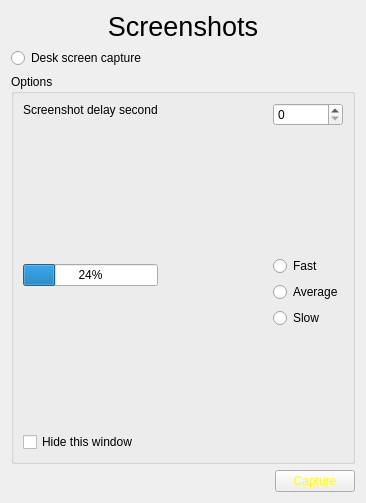
First picture: the form in sources/Forms/formscreenshots.ui, repository jose94752/ClipEdit, before the edit.
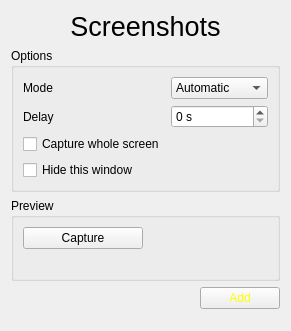
Second picture: the form after the edit.

Commit message: Overhaul for screenshots to make them functional, the mode combobox is still a work in progress

The edit to the form file:
```diff
--- a/sources/Forms/formscreenshots.ui
+++ b/sources/Forms/formscreenshots.ui
@@ -6,8 +6,8 @@
    <rect>
     <x>0</x>
     <y>0</y>
-    <width>366</width>
-    <height>503</height>
+    <width>291</width>
+    <height>331</height>
    </rect>
   </property>
   <property name="windowTitle">
@@ -16,9 +16,7 @@
   <property name="styleSheet">
    <string notr="true"/>
   </property>
-  <layout class="QVBoxLayout" name="verticalLayout_5">
-   <item>
-    <layout class="QVBoxLayout" name="verticalLayout_3">
+  <layout class="QVBoxLayout" name="verticalLayout_2">
      <item>
       <widget class="QLabel" name="labelScreenshots">
        <property name="sizePolicy">
@@ -40,158 +38,97 @@
       </widget>
      </item>
      <item>
-      <layout class="QHBoxLayout" name="horizontalLayout_2">
-       <item>
-        <widget class="QRadioButton" name="radioButtonDeskcapture">
-         <property name="text">
-          <string>Desk screen capture</string>
-         </property>
-        </widget>
-       </item>
-       <item>
-        <spacer name="horizontalSpacer_2">
-         <property name="orientation">
-          <enum>Qt::Horizontal</enum>
-         </property>
-         <property name="sizeHint" stdset="0">
-          <size>
-           <width>58</width>
-           <height>20</height>
-          </size>
-         </property>
-        </spacer>
-       </item>
-      </layout>
-     </item>
-    </layout>
-   </item>
-   <item>
     <widget class="QGroupBox" name="groupBox">
      <property name="title">
       <string>Options</string>
      </property>
-     <layout class="QVBoxLayout" name="verticalLayout_4">
-      <item>
-       <layout class="QHBoxLayout" name="horizontalLayout">
-        <item>
          <layout class="QVBoxLayout" name="verticalLayout">
           <item>
+       <layout class="QFormLayout" name="formLayout">
+        <item row="1" column="0">
            <widget class="QLabel" name="labelDelay">
             <property name="text">
-             <string>Screenshot delay second</string>
+           <string>Delay</string>
             </property>
            </widget>
           </item>
-          <item>
-           <spacer name="verticalSpacer_3">
-            <property name="orientation">
-             <enum>Qt::Vertical</enum>
-            </property>
-            <property name="sizeHint" stdset="0">
-             <size>
-              <width>20</width>
-              <height>18</height>
-             </size>
-            </property>
-           </spacer>
-          </item>
-          <item>
-           <widget class="QProgressBar" name="progressBar">
-            <property name="value">
-             <number>24</number>
+        <item row="1" column="1">
+         <widget class="QSpinBox" name="spinBoxDelay">
+          <property name="suffix">
+           <string> s</string>
+          </property>
+         </widget>
+        </item>
+        <item row="2" column="0">
+         <widget class="QCheckBox" name="checkBoxWholeScreen">
+          <property name="text">
+           <string>Capture whole screen</string>
             </property>
            </widget>
           </item>
-          <item>
-           <spacer name="verticalSpacer">
-            <property name="orientation">
-             <enum>Qt::Vertical</enum>
-            </property>
-            <property name="sizeHint" stdset="0">
-             <size>
-              <width>20</width>
-              <height>18</height>
-             </size>
-            </property>
-           </spacer>
-          </item>
-          <item>
+        <item row="3" column="0">
            <widget class="QCheckBox" name="checkBoxHideWindow">
             <property name="text">
              <string>Hide this window</string>
             </property>
            </widget>
           </item>
-         </layout>
-        </item>
-        <item>
-         <spacer name="horizontalSpacer">
-          <property name="orientation">
-           <enum>Qt::Horizontal</enum>
+        <item row="0" column="0">
+         <widget class="QLabel" name="label_2">
+          <property name="text">
+           <string>Mode</string>
           </property>
-          <property name="sizeHint" stdset="0">
-           <size>
-            <width>40</width>
-            <height>20</height>
-           </size>
-          </property>
-         </spacer>
+         </widget>
         </item>
+        <item row="0" column="1">
+         <widget class="QComboBox" name="comboBox">
         <item>
-         <layout class="QVBoxLayout" name="verticalLayout_2">
-          <item>
-           <widget class="QSpinBox" name="spinBoxDelay"/>
-          </item>
-          <item>
-           <spacer name="verticalSpacer_2">
-            <property name="orientation">
-             <enum>Qt::Vertical</enum>
-            </property>
-            <property name="sizeHint" stdset="0">
-             <size>
-              <width>20</width>
-              <height>13</height>
-             </size>
-            </property>
-           </spacer>
+           <property name="text">
+            <string>Automatic</string>
+           </property>
           </item>
           <item>
-           <widget class="QRadioButton" name="radioButtonFast">
             <property name="text">
-             <string>Fast</string>
-            </property>
-           </widget>
-          </item>
+            <string>Manual</string>
+           </property>
+          </item>
+         </widget>
+        </item>
+       </layout>
+      </item>
+     </layout>
+    </widget>
+   </item>
           <item>
-           <widget class="QRadioButton" name="radioButtonAverage">
+    <widget class="QGroupBox" name="groupBox_2">
+     <property name="title">
+      <string>Preview</string>
+     </property>
+     <layout class="QVBoxLayout" name="verticalLayout_3">
+      <item>
+       <layout class="QHBoxLayout" name="horizontalLayout">
+        <item>
+         <widget class="QPushButton" name="pushButtonCapture">
             <property name="text">
-             <string>Average</string>
+           <string>Capture</string>
             </property>
            </widget>
           </item>
           <item>
-           <widget class="QRadioButton" name="radioButtonSlow">
+         <widget class="QLabel" name="label">
             <property name="text">
-             <string>Slow</string>
+           <string/>
             </property>
            </widget>
           </item>
-          <item>
-           <spacer name="verticalSpacer_4">
-            <property name="orientation">
-             <enum>Qt::Vertical</enum>
-            </property>
-            <property name="sizeHint" stdset="0">
-             <size>
-              <width>20</width>
-              <height>40</height>
-             </size>
-            </property>
-           </spacer>
-          </item>
-         </layout>
-        </item>
-       </layout>
+       </layout>
+      </item>
+      <item>
+       <widget class="QLabel" name="labelPreview">
+        <property name="text">
+         <string/>
+        </property>
+       </widget>
       </item>
      </layout>
     </widget>
@@ -212,7 +149,7 @@
       </spacer>
      </item>
      <item>
-      <widget class="QPushButton" name="pushButtonCapture">
+      <widget class="QPushButton" name="pushButtonAdd">
        <property name="styleSheet">
         <string notr="true">QPushButton
 {
@@ -223,12 +160,25 @@
 }</string>
        </property>
        <property name="text">
-        <string>Capture</string>
+        <string>Add</string>
        </property>
       </widget>
      </item>
     </layout>
    </item>
+   <item>
+    <spacer name="verticalSpacer">
+     <property name="orientation">
+      <enum>Qt::Vertical</enum>
+     </property>
+     <property name="sizeHint" stdset="0">
+      <size>
+       <width>20</width>
+       <height>40</height>
+      </size>
+     </property>
+    </spacer>
+   </item>
   </layout>
  </widget>
  <resources/>
```
Lines whose indentation alone changed are shown as unchanged. The commit also changes 10 other files.
